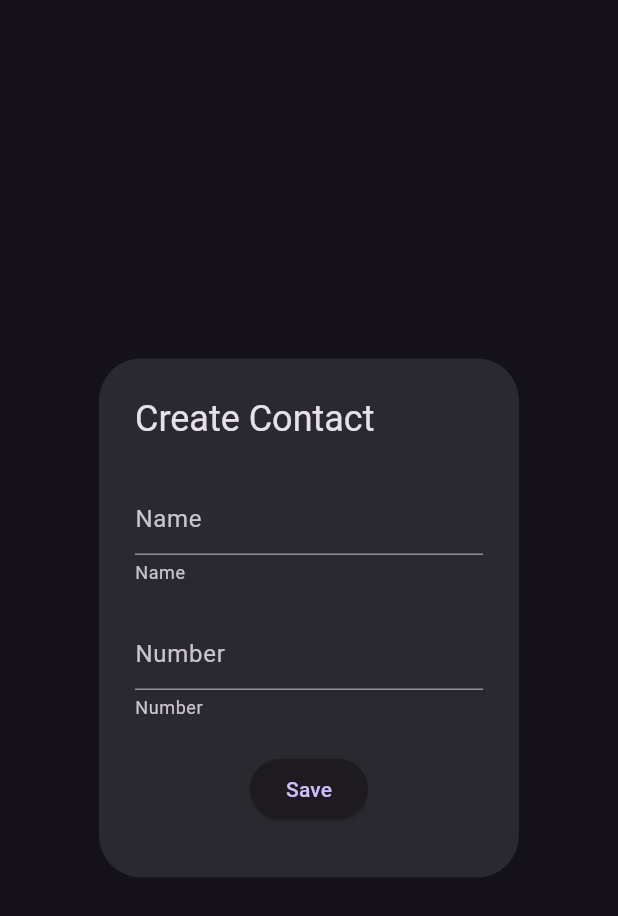
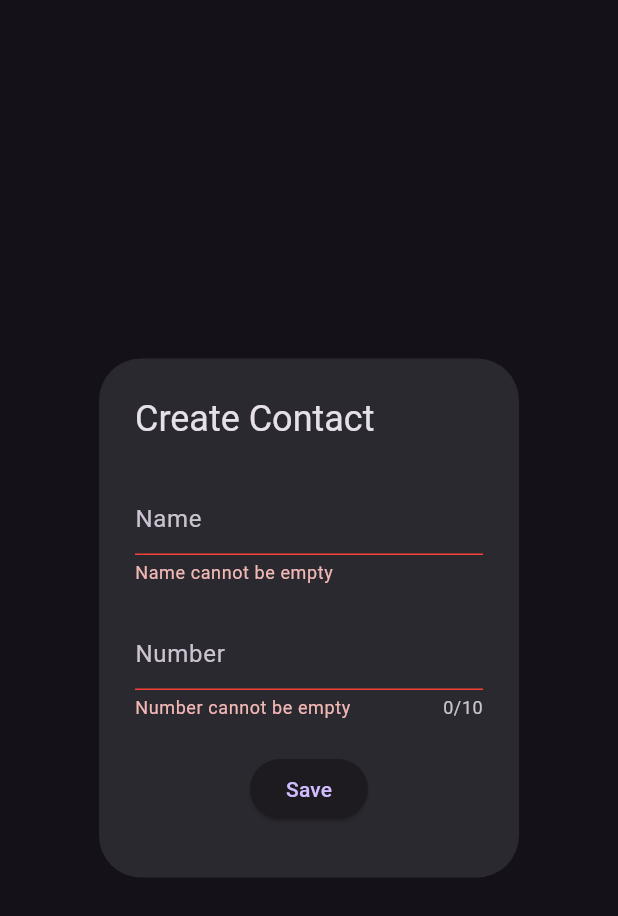
Before and after one commit to divyeshp07/my_contact_app, a Flutter app: the DialogueWidget widget shown alone on an empty page, opened directly with empty values, after a tap on "Save", on a phone screen of 412 x 824 dp. Shown: the top 916 px of the screen. Run offline on Flutter 3.47's test engine with Material 3 defaults, Android fonts, the phone set to English and light mode, and no system bars; our stand-ins replace flutter_riverpod, objectbox, riverpod_annotation; generated files the repository leaves out were written again.

Commit message:
text feild validation done

```diff
--- a/lib/view/widgets/contact_app_widgets.dart
+++ b/lib/view/widgets/contact_app_widgets.dart
@@ -1,52 +1,95 @@
 import 'package:flutter/material.dart';
 import 'package:flutter/services.dart';
-import 'package:flutter_riverpod/flutter_riverpod.dart';
 
-class DialogueWidget extends ConsumerWidget {
+class DialogueWidget extends StatelessWidget {
   const DialogueWidget({
-    super.key,
+    Key? key,
     required TextEditingController namecontroller,
     required TextEditingController numcontroller,
     required this.onPress,
-    // required this.formkey
+    required this.formkey,
   })  : _namecontroller = namecontroller,
-        _numcontroller = numcontroller;
+        _numcontroller = numcontroller,
+        super(key: key);
 
   final TextEditingController _namecontroller;
   final TextEditingController _numcontroller;
   final void Function() onPress;
-  // final GlobalKey<FormState> formkey;
+  final GlobalKey<FormState> formkey;
 
   @override
-  Widget build(BuildContext context, WidgetRef ref) {
+  Widget build(BuildContext context) {
     return AlertDialog(
       title: const Text('Create Contact'),
       content: SizedBox(
         height: 250,
-        // child: Form(
-        // key: formkey,
+        child: Form(
+          key: formkey,
           child: Column(
             mainAxisAlignment: MainAxisAlignment.spaceAround,
             children: [
-            TextField(
+              TextFormField(
                 controller: _namecontroller,
                 decoration: const InputDecoration(
                   helperText: 'Name',
                   hintText: 'Name',
+                  enabledBorder: UnderlineInputBorder(
+                    borderSide: BorderSide(color: Colors.blue),
+                  ),
+                  focusedBorder: UnderlineInputBorder(
+                    borderSide: BorderSide(color: Colors.blue),
+                  ),
+                  errorBorder: UnderlineInputBorder(
+                    borderSide: BorderSide(color: Colors.red),
+                  ),
+                  focusedErrorBorder: UnderlineInputBorder(
+                    borderSide: BorderSide(color: Colors.red),
                   ),
                 ),
-            TextField(
+                validator: (value) {
+                  if (value == null || value.isEmpty) {
+                    return 'Name cannot be empty';
+                  }
+                  return null;
+                },
+              ),
+              TextFormField(
                 inputFormatters: [FilteringTextInputFormatter.digitsOnly],
                 keyboardType: TextInputType.phone,
+                maxLength: 10,
                 controller: _numcontroller,
                 decoration: const InputDecoration(
-                  hintText: 'Number', helperText: 'Number'),
+                  hintText: 'Number',
+                  helperText: 'Number',
+                  errorBorder: UnderlineInputBorder(
+                    borderSide: BorderSide(color: Colors.red),
                   ),
-            ElevatedButton(onPressed: onPress, child: const Text('Save'))
+                  focusedErrorBorder: UnderlineInputBorder(
+                    borderSide: BorderSide(color: Colors.blue),
+                  ),
+                ),
+                validator: (value) {
+                  if (value == null || value.isEmpty) {
+                    return 'Number cannot be empty';
+                  } else if (!RegExp(r'^(?:[+0]9)?[0-9]{10}$')
+                      .hasMatch(value)) {
+                    return 'Please enter a valid number';
+                  }
+                  return null;
+                },
+              ),
+              ElevatedButton(
+                onPressed: () {
+                  if (formkey.currentState!.validate()) {
+                    onPress();
+                  }
+                },
+                child: const Text('Save'),
+              ),
             ],
           ),
         ),
-      //   ),
+      ),
     );
   }
 }
```
Also changed, not shown: lib/view/pages/contact_page.dart (+36 -25 lines). Lines whose indentation alone changed are shown as unchanged.
